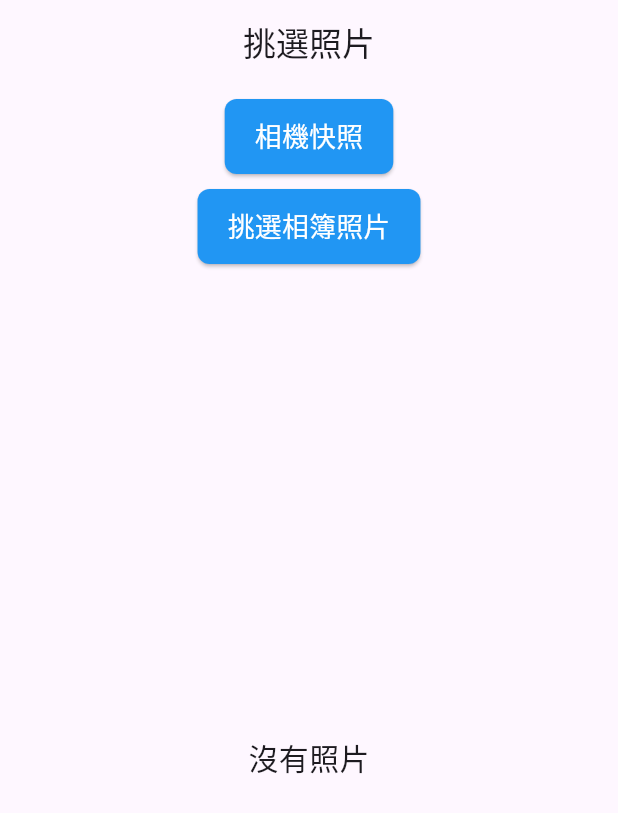
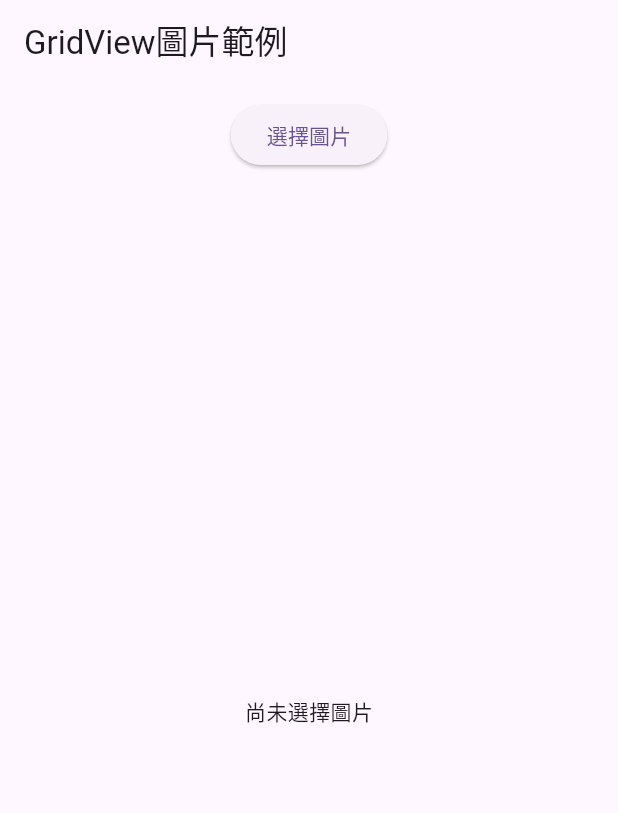
Before and after one commit to kukero8688-jpg/Flutter, a Flutter app: the screen it shows after launch, on a phone screen of 412 x 824 dp. Shown: the top 813 px of the screen. Run offline on Flutter 3.47's test engine with Material 3 defaults, Android fonts, the phone set to English and light mode, and no system bars; our stand-ins replace fluttertoast, image_picker, numberpicker, photo_view.

Commit message:
1027-第06章節完成

```diff
--- /dev/null
+++ b/lib/1027-GridView.dart
@@ -0,0 +1,91 @@
+import 'dart:io';
+
+import 'package:flutter/material.dart';
+import 'package:image_picker/image_picker.dart';
+
+void main() {
+  runApp(const MyApp());
+}
+
+class MyApp extends StatelessWidget {
+  const MyApp({super.key});
+
+  @override
+  Widget build(BuildContext context) {
+    return const MaterialApp(home: MyHomePage());
+  }
+}
+
+class MyHomePage extends StatefulWidget {
+  const MyHomePage({super.key});
+
+  @override
+  State<MyHomePage> createState() => _MyHomePageState();
+}
+
+class _MyHomePageState extends State<MyHomePage> {
+  final ValueNotifier<List<XFile>> _imageFiles = ValueNotifier([]);
+  final ImagePicker _imagePicker = ImagePicker();
+
+  @override
+  void dispose() {
+    _imageFiles.dispose();
+    super.dispose();
+  }
+
+  Future<void> _pickImages() async {
+    final List<XFile> files = await _imagePicker.pickMultiImage();
+    if (files.isNotEmpty) {
+      _imageFiles.value = files;
+    }
+  }
+
+  @override
+  Widget build(BuildContext context) {
+    final btnPickImages = ElevatedButton(
+      onPressed: _pickImages,
+      child: const Text('選擇圖片'),
+    ); // ElevatedButton
+
+    return Scaffold(
+      appBar: AppBar(title: const Text('GridView圖片範例')),
+      body: Column(
+        children: [
+          const SizedBox(height: 10),
+          btnPickImages,
+          const SizedBox(height: 10),
+          Expanded(
+            child: ValueListenableBuilder<List<XFile>>(
+              valueListenable: _imageFiles,
+              builder: (context, images, _) {
+                if (images.isEmpty) {
+                  return const Center(child: Text('尚未選擇圖片'));
+                }
+
+                return GridView.builder(
+                  padding: const EdgeInsets.all(20),
+                  physics: const BouncingScrollPhysics(),
+                  gridDelegate: const SliverGridDelegateWithFixedCrossAxisCount(
+                    crossAxisCount: 2,
+                    crossAxisSpacing: 20,
+                    mainAxisSpacing: 20,
+                  ), // SliverGridDelegateWithFixedCrossAxisCount
+                  itemCount: images.length,
+                  itemBuilder: (context, index) {
+                    return ClipRRect(
+                      borderRadius: BorderRadius.circular(10),
+                      child: Image.file(
+                        File(images[index].path),
+                        fit: BoxFit.cover,
+                      ), // Image.file
+                    ); // ClipRRect
+                  }, // itemBuilder
+                ); // GridView.builder
+              },
+            ), // ValueListenableBuilder
+          ), // Expanded
+        ],
+      ),
+    ); // Scaffold
+  }
+}
--- a/lib/main.dart
+++ b/lib/main.dart
@@ -1,5 +1,5 @@
 import 'package:flutter/material.dart';
-import '1022-ImagePicker.dart' as image_picker;
+import '1027-GridView.dart' as image_picker;
 
 void main() {
   runApp(const MyApp());
```
Also changed, not shown: lib/1022-ImagePicker-01.dart (renamed from lib/1022-ImagePicker.dart, +9 -11 lines), lib/1022-ImagePicker-02A.dart (added, +126 -0 lines), lib/1027-MultiImage.dart (added, +127 -0 lines), lib/Test.dart (+3 -64 lines), 2 other files.
